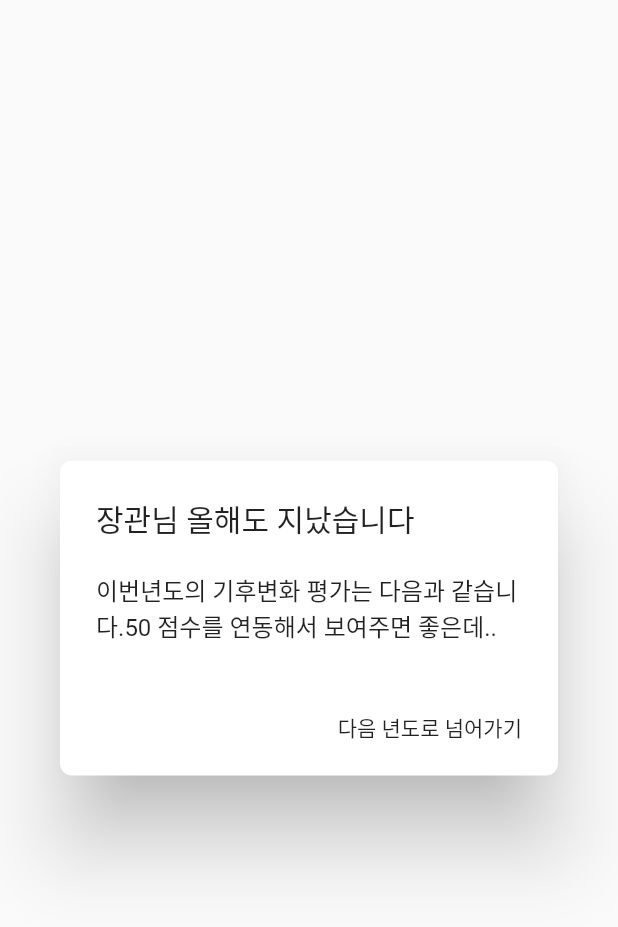
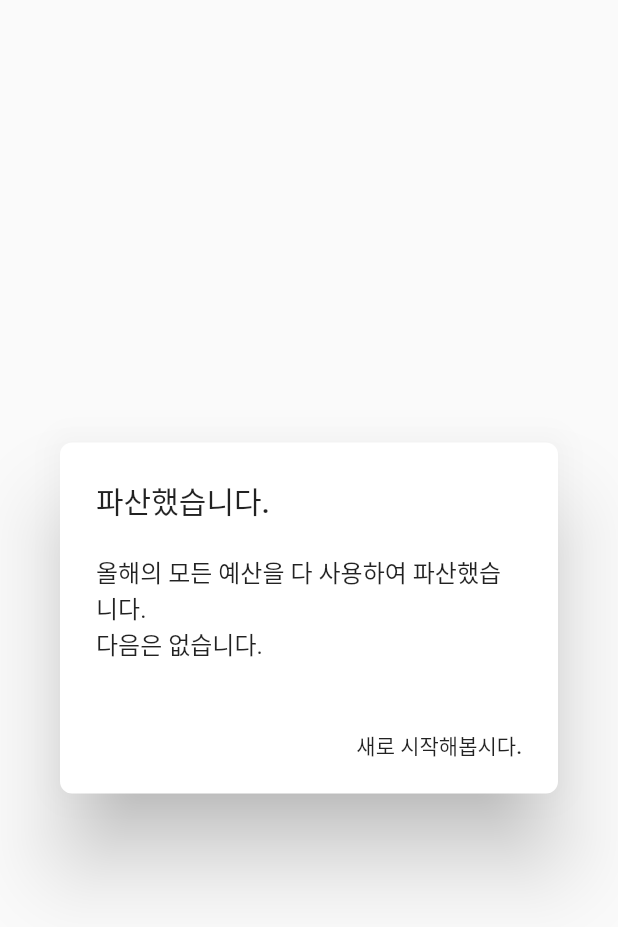
Before and after one commit to hansolpp/IBM_call_for_code, a Flutter app: the Year_Popup widget shown alone on an empty page, opened directly, on a phone screen of 412 x 824 dp. Shown: the top 927 px of the screen. Run offline on Flutter 3.47's test engine with Material 2 defaults, Android fonts, the phone set to English and light mode, and no system bars.

Commit message:
coin ending

```diff
--- a/lib/PlanetCard.dart
+++ b/lib/PlanetCard.dart
@@ -20,7 +20,7 @@ final List < PlanetCard > demoPlanetCards = [
     cardTitle: "종 -3, 해수면 +5 / 해수면 -5, 오존 +2, 기온 + 10",
     cardText: "기온이 38도인데 에어컨을 틀까? ( 버티기 / 틀기 )",
     cardImage: "assets/photo_1.jpg",
-    coin: [20, 30],
+    coin: [8, 3],
      envStatus: [
        EnvStatus(species: -3, seaLevel: 5),
        EnvStatus(seaLevel: -5, ozone: 2, temper: 10),
@@ -30,7 +30,7 @@ final List < PlanetCard > demoPlanetCards = [
     cardTitle: "(돈-1000하고싶다) 기온 +5 / 기온 +3",
     cardText: "늦었다. (택시 / 버스). 어딘가 예산도 넣고싶어요",
     cardImage: "assets/photo_2.jpg",
-    coin: [30, 40],
+    coin: [7, 14],
      envStatus: [
        EnvStatus(temper: 5),
        EnvStatus(temper: 3),
@@ -40,7 +40,7 @@ final List < PlanetCard > demoPlanetCards = [
     cardTitle: "모두 -10 / 모두 + 10",
     cardText: "사진이 4개밖에 안들어가요 버그좀 고쳐주세요 (예/ 아니오)",
     cardImage: "assets/photo_4.jpg",
-    coin: [40, 50],
+    coin: [4, 5],
      envStatus: [
        EnvStatus(species: -10, seaLevel: -10, temper: -10, ozone: -10),
        EnvStatus(species: 10, seaLevel: 10, temper: 10, ozone: 10),
--- a/lib/popup.dart
+++ b/lib/popup.dart
@@ -1,5 +1,7 @@
 import 'package:flutter/material.dart';
+import 'package:flutter/services.dart';
 
+import 'main.dart';
 import 'status.dart';
 
 
@@ -32,17 +34,19 @@ class _Year_PopupState extends State<Year_Popup> {
       shape: RoundedRectangleBorder(
           borderRadius: BorderRadius.circular(8.0)
       ),
-                                    title: new Text("장관님 올해도 지났습니다"),
-                                    content: new Text("이번년도의 기후변화 평가는 다음과 같습니다.${envTotal.species} 점수를 연동해서 보여주면 좋은데.."),
+      title: new Text("파산했습니다."),
+      content: new Text("올해의 모든 예산을 다 사용하여 파산했습니다.\n다음은 없습니다."),
       actions: <Widget>[
         new FlatButton(
-                                        child: new Text("다음 년도로 넘어가기"),
+          child: new Text("새로 시작해봅시다."),
           onPressed: () {
+//            SystemNavigator.pop();
             Navigator.pop(context);
           },
         ),
       ],
     );
+
   }
 
 //    return ChangeNotifierProvider<Counter>( // Counter 타입 사용. Counter 클래스의 데이터가 변하는지 보고 있다가 변하면 알려줍니다.
@@ -66,12 +70,13 @@ class _Year_PopupState extends State<Year_Popup> {
           shape: RoundedRectangleBorder(
               borderRadius: BorderRadius.circular(8.0)
           ),
-                                    title: new Text("장관님 올해도 지났습니다"),
-                                    content: new Text("이번년도의 기후변화 평가는 다음과 같습니다. 점수를 연동해서 보여주면 좋은데.."),
+          title: new Text("파산했습니다."),
+          content: new Text("올해의 모든 예산을 다 사용하여 파산했습니다.\n다음은 없습니다."),
           actions: <Widget>[
             new FlatButton(
-                                        child: new Text("다음 년도로 넘어가기"),
+              child: new Text("새로 시작해봅시다."),
               onPressed: () {
+//                SystemNavigator.pop();
                 Navigator.pop(context);
               },
             ),
```
Also changed, not shown: lib/main.dart (+48 -14 lines), lib/status.dart (+7 -1 lines). Lines whose indentation alone changed are shown as unchanged.
